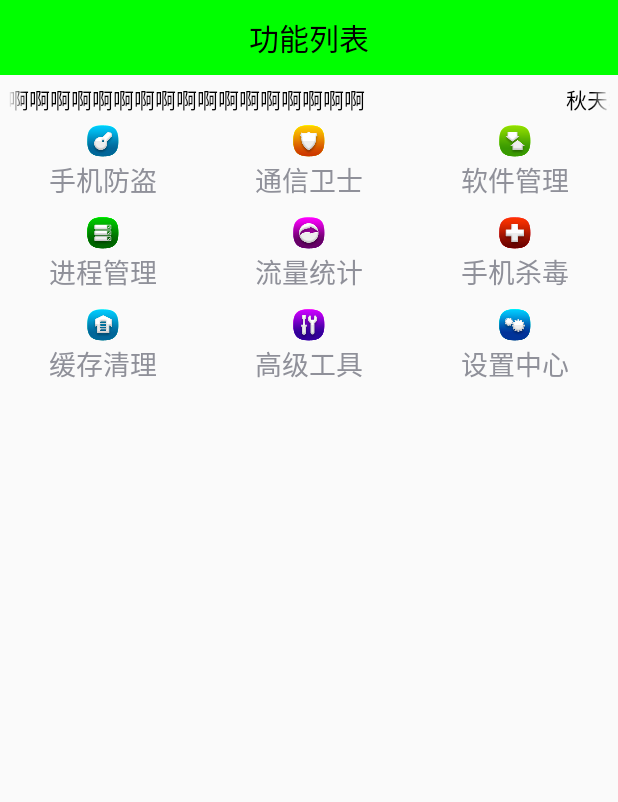
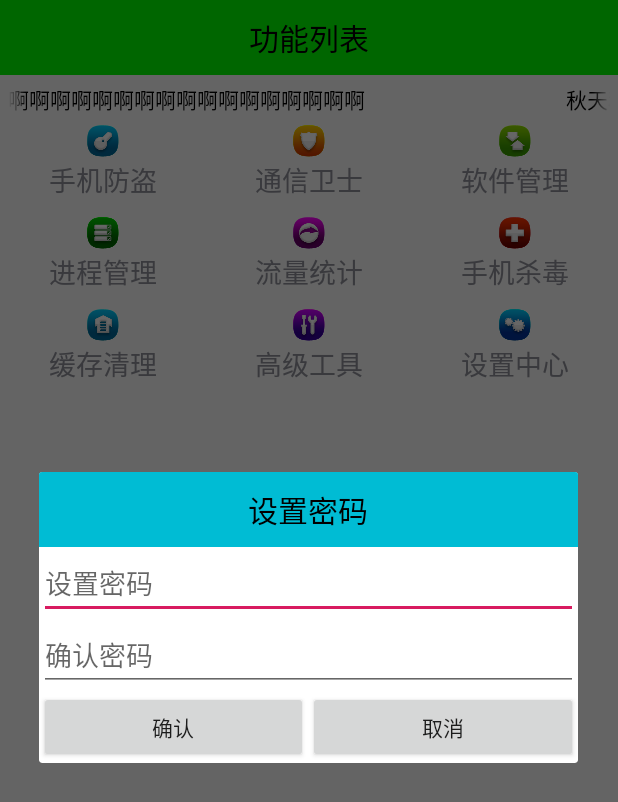
Before and after one commit to bigGreenPeople/mobilesafe, an Android app: the screen it shows after launch (HomeActivity), after a tap on "手机防盗", on a phone screen of 412 x 824 dp. Shown: the top 802 px of the screen. Run offline under Robolectric (Android 15) with nearby library versions, the phone set to English and light mode, and no system bars; libraries missing offline, so code that uses them is left out: org.xutils, org.xutils.common, org.xutils.http, org.xutils.x; 2 statements that could not run were skipped.

Commit message:
密码设置完成

```diff
--- a/app/src/main/AndroidManifest.xml
+++ b/app/src/main/AndroidManifest.xml
@@ -24,7 +24,8 @@
         </activity>
         <activity android:name=".activity.HomeActivity">
         </activity>
-
+        <activity android:name=".activity.TestActivity">
+        </activity>
     </application>
 
 </manifest>
--- a/app/src/main/java/com/fj/mobilesafe/activity/HomeActivity.java
+++ b/app/src/main/java/com/fj/mobilesafe/activity/HomeActivity.java
@@ -1,18 +1,25 @@
 package com.fj.mobilesafe.activity;
 
 import android.app.Activity;
+import android.app.AlertDialog;
 import android.content.Intent;
 import android.os.Bundle;
+import android.text.TextUtils;
 import android.util.Log;
 import android.view.View;
 import android.view.ViewGroup;
 import android.widget.AdapterView;
 import android.widget.BaseAdapter;
+import android.widget.Button;
+import android.widget.EditText;
 import android.widget.GridView;
 import android.widget.ImageView;
 import android.widget.TextView;
 
 import com.fj.mobilesafe.R;
+import com.fj.mobilesafe.utils.ConstantValue;
+import com.fj.mobilesafe.utils.SpUtil;
+import com.fj.mobilesafe.utils.ToastUtil;
 import com.fj.mobilesafe.view.SettingItemView;
 
 public class HomeActivity extends Activity {
@@ -30,6 +37,114 @@ public class HomeActivity extends Activity {
         //初始化数据的方法
         initData();
 
+    }
+
+    protected void showDialog() {
+        String password = SpUtil.getString(this, ConstantValue.MOBILE_SAFE_PSD, "");
+
+        if (TextUtils.isEmpty(password)) {
+            //1,初始设置密码对话框
+            showSetPsdDialog();
+        } else {
+            //2,确认密码对话框
+            showConfirmPsdDialog();
+        }
+    }
+
+    /**
+     * 确认密码对话框
+     */
+    private void showConfirmPsdDialog() {
+        AlertDialog.Builder builder = new AlertDialog.Builder(this);
+
+        final AlertDialog alertDialog = builder.create();
+
+        final View inflate = View.inflate(this, R.layout.dialog_confirm_psd, null);
+        alertDialog.setView(inflate);
+
+        alertDialog.show();
+
+        Button bt_submit = (Button) inflate.findViewById(R.id.bt_submit);
+        Button bt_cancel = (Button) inflate.findViewById(R.id.bt_cancel);
+
+
+        bt_submit.setOnClickListener(new View.OnClickListener() {
+            @Override
+            public void onClick(View v) {
+                EditText et_confirm_psd = (EditText) inflate.findViewById(R.id.et_confirm_psd);
+
+                String confirmPsd = et_confirm_psd.getText().toString();
+
+                if (!TextUtils.isEmpty(confirmPsd)) {
+                    String psd = SpUtil.getString(getApplicationContext(), ConstantValue.MOBILE_SAFE_PSD, "");
+                    if (confirmPsd.equals(psd)) {
+                        //进入应用手机防盗模块,开启一个新的activity
+                        Intent intent = new Intent(getApplicationContext(), TestActivity.class);
+                        startActivity(intent);
+                        //跳转到新的界面以后需要去隐藏对话框
+                        alertDialog.dismiss();
+                    } else {
+                        ToastUtil.show(getApplicationContext(), "密码错误");
+                    }
+                } else {
+                    ToastUtil.show(getApplicationContext(), "请输入密码");
+                }
+            }
+        });
+
+        bt_cancel.setOnClickListener(new View.OnClickListener() {
+            @Override
+            public void onClick(View v) {
+                alertDialog.dismiss();
+            }
+        });
+
+    }
+
+    /**
+     * 设置密码对话框
+     */
+    private void showSetPsdDialog() {
+        AlertDialog.Builder builder = new AlertDialog.Builder(this);
+        final AlertDialog alertDialog = builder.create();
+        final View inflate = View.inflate(this, R.layout.dialog_set_psd, null);
+        alertDialog.setView(inflate);
+        alertDialog.show();
+
+        Button bt_submit = (Button) inflate.findViewById(R.id.bt_submit);
+        Button bt_cancel = (Button) inflate.findViewById(R.id.bt_cancel);
+
+        bt_submit.setOnClickListener(new View.OnClickListener() {
+            @Override
+            public void onClick(View v) {
+                EditText et_set_psd = (EditText) inflate.findViewById(R.id.et_set_psd);
+                EditText et_confirm_psd = (EditText) inflate.findViewById(R.id.et_confirm_psd);
+
+                String psd = et_set_psd.getText().toString();
+                String confirmPsd = et_confirm_psd.getText().toString();
+
+                if (!TextUtils.isEmpty(psd) && !TextUtils.isEmpty(confirmPsd)) {
+                    if (psd.equals(confirmPsd)) {
+                        Intent intent = new Intent(getApplicationContext(), TestActivity.class);
+                        startActivity(intent);
+                        alertDialog.dismiss();
+                        SpUtil.putString(getApplicationContext(), ConstantValue.MOBILE_SAFE_PSD, psd);
+                    } else {
+                        ToastUtil.show(getApplicationContext(), "确认密码错误");
+                    }
+                } else {
+                    ToastUtil.show(getApplicationContext(), "请输入密码");
+                }
+
+            }
+        });
+
+        bt_cancel.setOnClickListener(new View.OnClickListener() {
+            @Override
+            public void onClick(View v) {
+                alertDialog.dismiss();
+            }
+        });
     }
 
     private void initData() {
@@ -52,7 +167,7 @@ public class HomeActivity extends Activity {
                 switch (position) {
                     case 0:
                         //开启对话框
-//                        showDialog();
+                        showDialog();
                         break;
                     case 8:
                         Intent intent = new Intent(getApplicationContext(), SettingActivity.class);
--- /dev/null
+++ b/app/src/main/res/layout/dialog_set_psd.xml
@@ -0,0 +1,44 @@
+<?xml version="1.0" encoding="utf-8"?>
+<LinearLayout xmlns:android="http://schemas.android.com/apk/res/android"
+    android:layout_width="match_parent"
+    android:layout_height="match_parent"
+    android:orientation="vertical">
+
+    <TextView
+        style="@style/TitleStyle"
+        android:background="#00BCD4"
+        android:text="设置密码" />
+
+    <EditText
+        android:id="@+id/et_set_psd"
+        android:layout_width="match_parent"
+        android:layout_height="wrap_content"
+        android:hint="设置密码"
+        android:inputType="textPassword" />
+
+    <EditText
+        android:id="@+id/et_confirm_psd"
+        android:layout_width="match_parent"
+        android:layout_height="wrap_content"
+        android:hint="确认密码"
+        android:inputType="textPassword" />
+
+    <LinearLayout
+        android:layout_width="match_parent"
+        android:layout_height="wrap_content">
+
+        <Button
+            android:id="@+id/bt_submit"
+            android:layout_width="0dp"
+            android:layout_height="wrap_content"
+            android:layout_weight="1"
+            android:text="确认" />
+
+        <Button
+            android:id="@+id/bt_cancel"
+            android:layout_width="0dp"
+            android:layout_height="wrap_content"
+            android:layout_weight="1"
+            android:text="取消" />
+    </LinearLayout>
+</LinearLayout>
```
Also changed, not shown: app/src/main/java/com/fj/mobilesafe/activity/TestActivity.java (added, +19 -0 lines), app/src/main/res/layout/dialog_confirm_psd.xml (added, +37 -0 lines).
